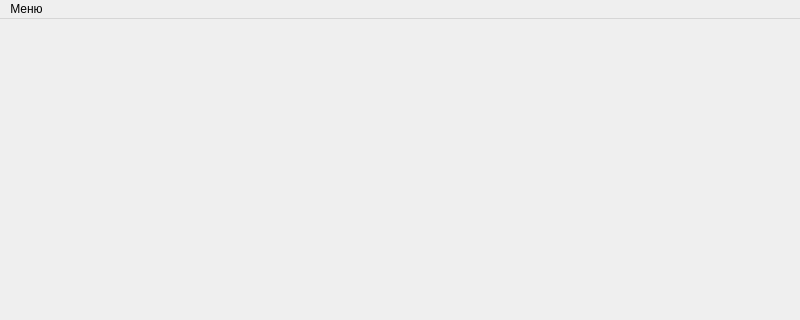
The window that lab3/gpi_osisp5_lab3/gpi_osisp5_option5/gpi_gamewindow.ui (BrSTU-PO4-190333/5sem_OSiSP) describes before a commit, drawn with Qt 5; both pictures show x 0 to 800 and y 0 to 320 of the 800 by 600 pixel window.
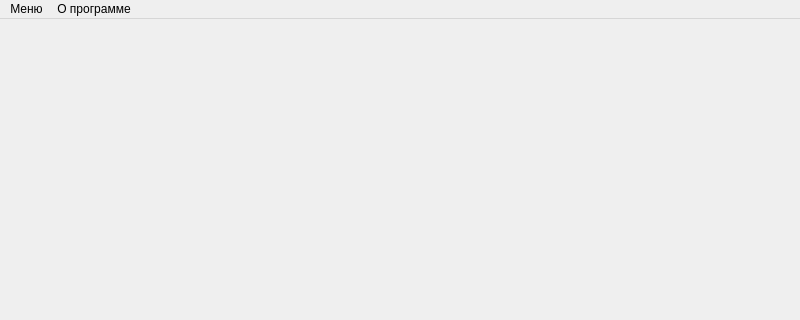
The same window after the commit.

Patch:
```diff
--- a/lab3/gpi_osisp5_lab3/gpi_osisp5_option5/gpi_gamewindow.ui
+++ b/lab3/gpi_osisp5_lab3/gpi_osisp5_option5/gpi_gamewindow.ui
@@ -35,7 +35,14 @@
     <addaction name="gpi_action_3_lvl"/>
     <addaction name="gpi_action_4_lvl"/>
    </widget>
+   <widget class="QMenu" name="menu_2">
+    <property name="title">
+     <string>О программе</string>
+    </property>
+    <addaction name="gpi_action_about"/>
+   </widget>
    <addaction name="menu"/>
+   <addaction name="menu_2"/>
   </widget>
   <widget class="QStatusBar" name="statusbar"/>
   <action name="gpi_action_align">
```
Left out of the diff: 5 changed lines with no effect on the pictures.
